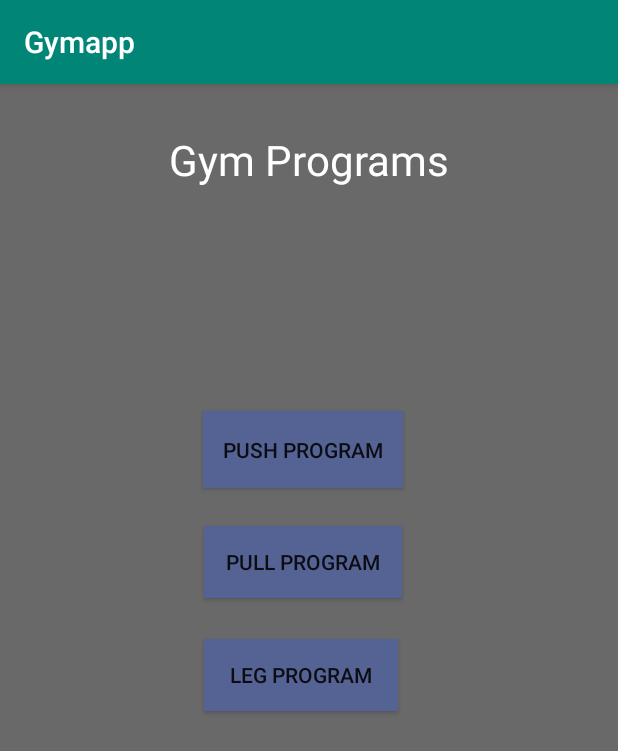
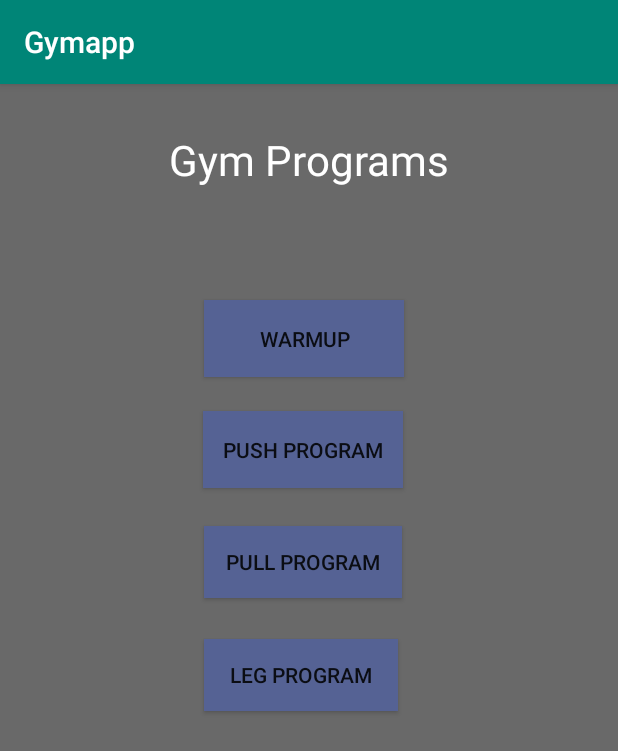
Before and after one commit to RoopeVaarama/Gymapp, an Android app: the gymprogram screen opened directly, with no data from a screen before it, on a phone screen of 412 x 824 dp. Shown: the top 751 px of the screen. Run offline under Robolectric (Android 15) with nearby library versions, the phone set to English and light mode, and no system bars.

Commit message:
warmup functions

```diff
--- a/app/src/main/AndroidManifest.xml
+++ b/app/src/main/AndroidManifest.xml
@@ -9,7 +9,8 @@
         android:roundIcon="@mipmap/ic_launcher_round"
         android:supportsRtl="true"
         android:theme="@style/AppTheme">
-        <activity android:name=".Stepcounter"></activity>
+        <activity android:name=".warmup"></activity>
+        <activity android:name=".Stepcounter" />
         <activity android:name=".PushProgram" />
         <activity android:name=".legprogram" />
         <activity android:name=".pullprogram" />
--- a/app/src/main/java/com/example/gymapp/gymprogram.java
+++ b/app/src/main/java/com/example/gymapp/gymprogram.java
@@ -10,6 +10,7 @@ public class gymprogram extends AppCompatActivity {
     Intent pull;
     Intent push;
     Intent leg;
+    Intent warmup;
 
     @Override
     protected void onCreate(Bundle savedInstanceState) {
@@ -18,6 +19,7 @@ public class gymprogram extends AppCompatActivity {
         pull = new Intent(this, pullprogram.class);
         push = new Intent(this, PushProgram.class);
         leg = new Intent(this, legprogram.class);
+        warmup = new Intent(this, warmup.class);
     }
 
     public void openPull(View v){
@@ -31,4 +33,8 @@ public class gymprogram extends AppCompatActivity {
     public void openLeg(View v){
         startActivity(leg);
     }
+
+    public void openWarmup(View v){
+        startActivity(warmup);
+    }
 }
--- a/app/src/main/res/layout/activity_gymprogram.xml
+++ b/app/src/main/res/layout/activity_gymprogram.xml
@@ -26,6 +26,27 @@
         app:layout_constraintStart_toStartOf="parent"
         app:layout_constraintTop_toTopOf="parent"
         app:layout_constraintVertical_bias="0.3" />
+
+    <Button
+        android:id="@+id/warmupButton"
+        android:layout_width="133dp"
+        android:layout_height="51dp"
+        android:layout_marginStart="8dp"
+        android:layout_marginLeft="8dp"
+        android:layout_marginTop="8dp"
+        android:layout_marginEnd="8dp"
+        android:layout_marginRight="8dp"
+        android:layout_marginBottom="8dp"
+        android:background="#556294"
+        android:onClick="openWarmup"
+        android:text="Warmup"
+        android:textColorLink="#00B12424"
+        app:layout_constraintBottom_toBottomOf="parent"
+        app:layout_constraintEnd_toEndOf="parent"
+        app:layout_constraintHorizontal_bias="0.488"
+        app:layout_constraintStart_toStartOf="parent"
+        app:layout_constraintTop_toTopOf="parent"
+        app:layout_constraintVertical_bias="0.194" />
 
     <Button
         android:id="@+id/pullButton"
```
Also changed, not shown: app/src/main/java/com/example/gymapp/warmup.java (added, +20 -0 lines), app/src/main/res/layout/activity_warmup.xml (added, +47 -0 lines).
